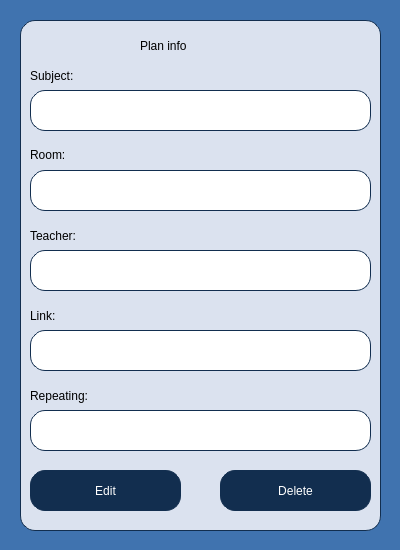
This is Planner/planinfodialog.ui in BeliaViktoria/Planner as Qt 5 draws it before an edit. The edited form follows.
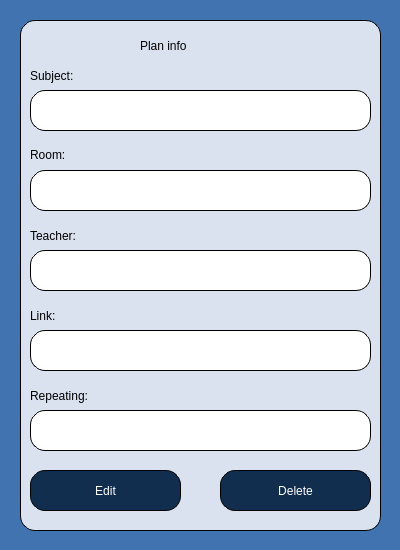
This is the edited form.

Commit message: Border Color

```diff
--- a/Planner/planinfodialog.ui
+++ b/Planner/planinfodialog.ui
@@ -48,7 +48,7 @@
 border-radius:15px;
 border-style: solid;
 border-width: 1px;
-border-color: rgb(18, 46, 79);</string>
+border-color:rgb(0, 0, 0);</string>
    </property>
    <widget class="QLabel" name="label_Subject">
     <property name="geometry">
@@ -122,7 +122,7 @@
 border-radius:15px;
 border-style: solid;
 border-width: 1px;
-border-color: rgb(18, 46, 79);
+border-color:rgb(0, 0, 0);
 font: 14pt &quot;Gentium Book Basic&quot;;
 color:black;</string>
     </property>
@@ -163,7 +163,7 @@
 border-radius:15px;
 border-style: solid;
 border-width: 1px;
-border-color: rgb(18, 46, 79);
+border-color:rgb(0, 0, 0);
 font: 14pt &quot;Gentium Book Basic&quot;;
 color:black;</string>
     </property>
@@ -204,7 +204,7 @@
 border-radius:15px;
 border-style: solid;
 border-width: 1px;
-border-color: rgb(18, 46, 79);
+border-color:rgb(0, 0, 0);
 font: 14pt &quot;Gentium Book Basic&quot;;
 color:black;</string>
     </property>
@@ -226,7 +226,7 @@
 border-radius:15px;
 border-style: solid;
 border-width: 1px;
-border-color: rgb(18, 46, 79);
+border-color:rgb(0, 0, 0);
 font: 14pt &quot;Gentium Book Basic&quot;;
 color:black;</string>
     </property>
@@ -268,7 +268,7 @@
 border-radius:15px;
 border-style: solid;
 border-width: 1px;
-border-color: rgb(18, 46, 79);
+border-color:rgb(0, 0, 0);
 font: 14pt &quot;Gentium Book Basic&quot;;
 color:black;</string>
     </property>
@@ -290,7 +290,7 @@
 border-radius:15px;
 border-style: solid;
 border-width: 1px;
-border-color: rgb(18, 46, 79);
+border-color:rgb(0, 0, 0);
 font: 75 20pt &quot;Gentium Book Basic&quot;;
 color:white;</string>
     </property>
@@ -312,7 +312,7 @@
 border-radius:15px;
 border-style: solid;
 border-width: 1px;
-border-color: rgb(18, 46, 79);
+border-color:rgb(0, 0, 0);
 font: 75 20pt &quot;Gentium Book Basic&quot;;
 color:white;</string>
     </property>
```
The commit also changes 20 other files.
